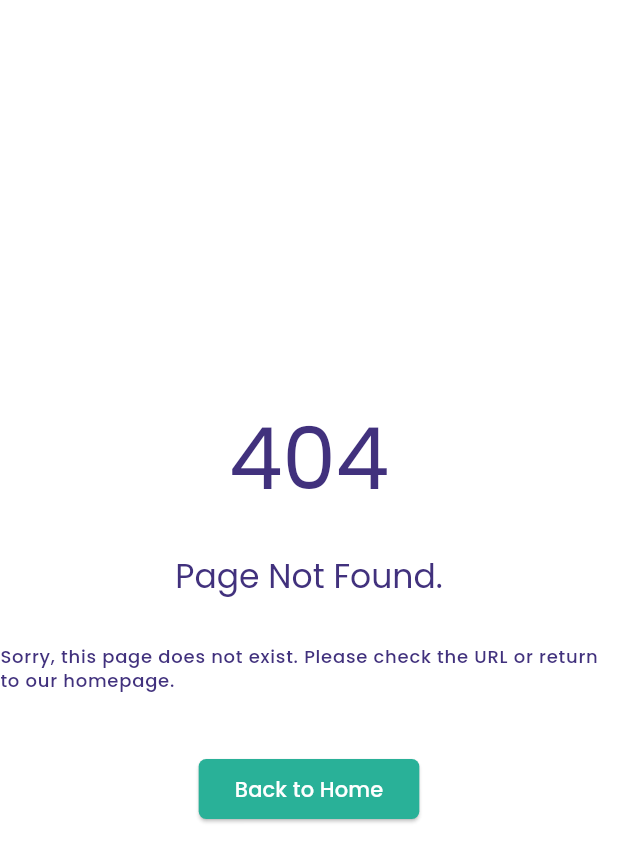
After one commit to MarAntDee/s2s-after-sales, a Flutter app: the Page404 screen opened directly, on a phone screen of 412 x 824 dp. The commit adds this screen. Shown: the top 862 px of the screen. Run offline on Flutter 3.47's test engine with Material 3 defaults, Android fonts, the phone set to English and light mode, and no system bars; our stand-ins replace flutter_svg, pin_input_text_field, rxdart, shared_preferences, url_strategy; missing offline and left inert: pretty_http_logger; accounts and stored records are empty.

Commit message:
add 404 and routes in url text

```diff
--- a/lib/main.dart
+++ b/lib/main.dart
@@ -1,12 +1,15 @@
 import 'package:flutter/material.dart';
 import 'package:s2s_after_sales/theme/app.dart';
 import 'package:shared_preferences/shared_preferences.dart';
+import 'package:url_strategy/url_strategy.dart';
 
 import 'blocs/auth.dart';
 import 'utils/navigator.dart';
 
 void main() async {
+  WidgetsFlutterBinding.ensureInitialized();
   final SharedPreferences cache = await SharedPreferences.getInstance();
+  setPathUrlStrategy();
   runApp(
     AuthBloc.build(
       cache: cache,
--- /dev/null
+++ b/lib/screens/404.dart
@@ -0,0 +1,56 @@
+import 'package:flutter/material.dart';
+
+import '../utils/navigator.dart';
+
+class Page404 extends StatelessWidget {
+  const Page404({super.key});
+
+  @override
+  Widget build(BuildContext context) {
+    ThemeData theme = Theme.of(context);
+
+    return Scaffold(
+      body: Center(
+        child: Column(
+          mainAxisAlignment: MainAxisAlignment.center,
+          children: <Widget>[
+            Text(
+              "404",
+              style: theme.textTheme.displayLarge!.copyWith(
+                color: theme.colorScheme.primary,
+              ),
+            ),
+            const SizedBox(height: 32),
+            Text(
+              "Page Not Found.",
+              style: theme.textTheme.titleLarge!.copyWith(
+                color: theme.colorScheme.primary,
+              ),
+            ),
+            const SizedBox(height: 32),
+            Text(
+              "Sorry, this page does not exist. Please check the URL or return to our homepage.",
+              style: theme.textTheme.labelMedium!.copyWith(
+                color: theme.colorScheme.primary,
+              ),
+            ),
+            const SizedBox(height: 40),
+            ElevatedButton(
+              onPressed: Navigator.of(context).popUntilHome,
+              child: const Text('Back to Home'),
+            ),
+          ],
+        ),
+      ),
+    );
+  }
+
+  static route(RouteSettings settings) {
+    return BlurredRouter(
+      builder: (context) {
+        return const Page404();
+      },
+      settings: settings,
+    );
+  }
+}
--- a/lib/screens/home.dart
+++ b/lib/screens/home.dart
@@ -81,6 +81,7 @@ class HomePage extends StatelessWidget {
       builder: (context) {
         return const HomePage();
       },
+      settings: settings,
     );
   }
 }
--- a/lib/screens/login.dart
+++ b/lib/screens/login.dart
@@ -18,6 +18,7 @@ class LoginPage extends StatefulWidget {
       builder: (context) {
         return LoginPage();
       },
+      settings: settings,
     );
   }
 }
--- a/lib/screens/splash.dart
+++ b/lib/screens/splash.dart
@@ -18,6 +18,7 @@ class LoadingScreen extends StatefulWidget {
       builder: (context) {
         return const LoadingScreen();
       },
+      settings: settings,
     );
   }
 }
--- a/lib/utils/navigator.dart
+++ b/lib/utils/navigator.dart
@@ -2,9 +2,10 @@ import 'dart:developer';
 import 'dart:ui';
 
 import 'package:flutter/material.dart';
+import 'package:s2s_after_sales/screens/home.dart';
+import 'package:s2s_after_sales/screens/login.dart';
 
-import '../screens/home.dart';
-import '../screens/login.dart';
+import '../screens/404.dart';
 import '../screens/splash.dart';
 
 extension NavHandler on NavigatorState {
@@ -34,20 +35,12 @@ class Routers {
     switch (routeSettings.name) {
       case splash:
         return LoadingScreen.route(routeSettings);
+      case loginScreen:
+        return LoginPage.route(routeSettings);
       case homeScreen:
         return HomePage.route(routeSettings);
-      case loginScreen:
-        return LoginPage.route(routeSettings);
       default:
-        return BlurredRouter(
-          builder: (context) {
-            return const Scaffold(
-              body: Center(
-                child: Text("No page found"),
-              ),
-            );
-          },
-        );
+        return Page404.route(routeSettings);
     }
   }
 }
--- a/pubspec.yaml
+++ b/pubspec.yaml
@@ -17,6 +17,7 @@ dependencies:
   pretty_http_logger: ^1.0.4
   rxdart: ^0.27.7
   shared_preferences: ^2.0.6
+  url_strategy: ^0.3.0
 
 dev_dependencies:
   flutter_test:
```
Also changed, not shown: pubspec.lock.
